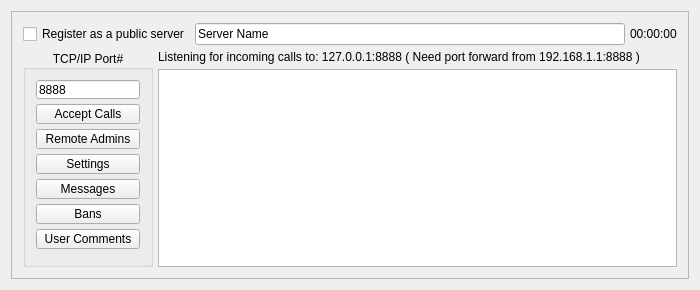
StarixWoS/ReMix, file ui/remix.ui: the form before one commit.
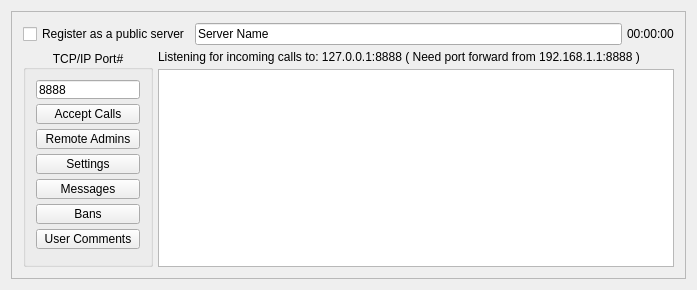
The form after the commit.

The edit to the form file:
```diff
--- a/ui/remix.ui
+++ b/ui/remix.ui
@@ -6,7 +6,7 @@
    <rect>
     <x>0</x>
     <y>0</y>
-    <width>700</width>
+    <width>697</width>
     <height>272</height>
    </rect>
   </property>
```
Left out of the diff: 6 changed lines with no effect on the pictures.
